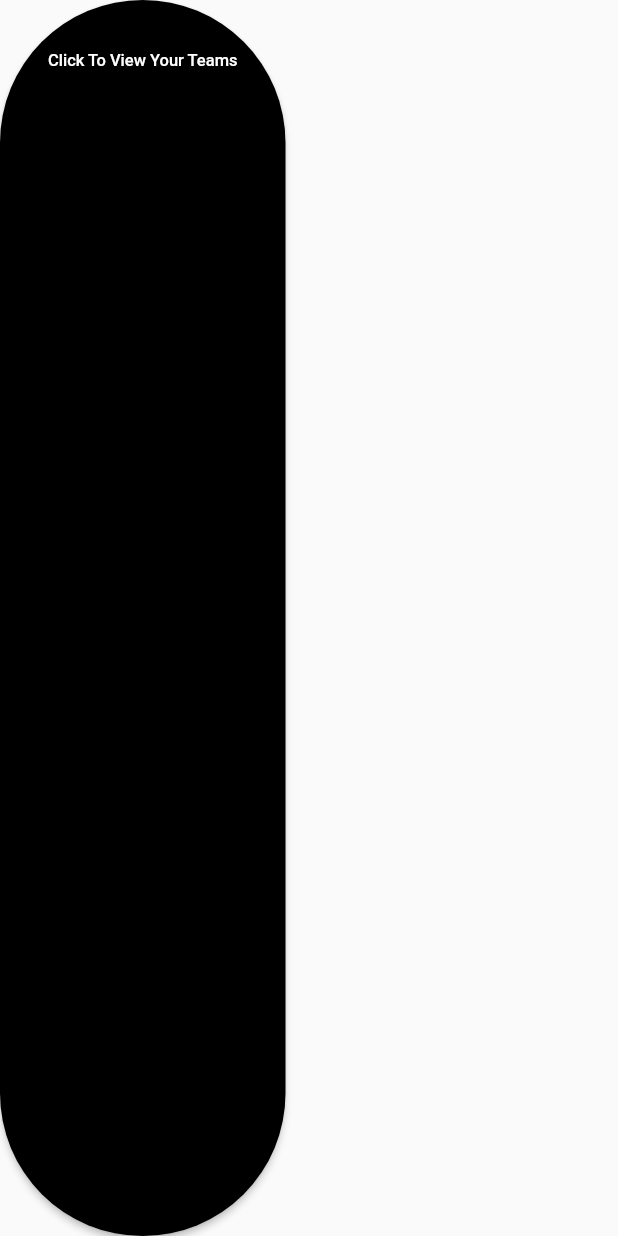
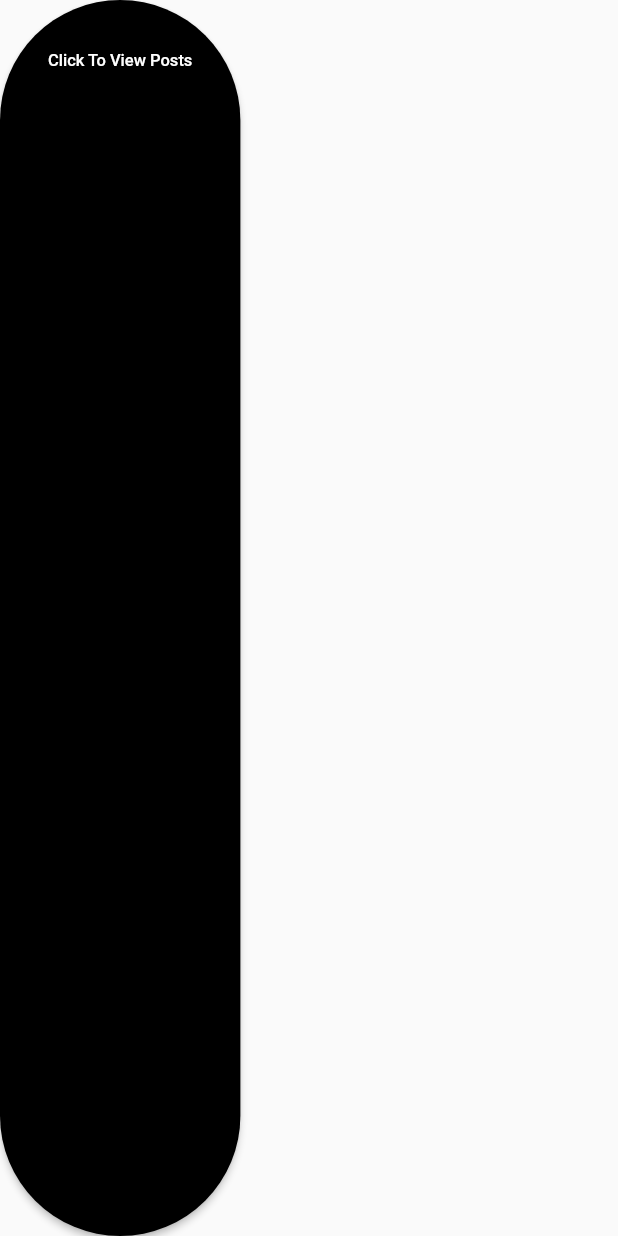
Before and after one commit to Himanshusha673/Teamova, a Flutter app: the ButtonWidget widget shown alone on an empty page, opened directly with empty values, on a phone screen of 412 x 824 dp. Run offline on Flutter 3.47's test engine with Material 2 defaults, Android fonts, the phone set to English and light mode, and no system bars; our stand-ins replace cloud_firestore, firebase_auth, firebase_core, firebase_storage, flutter_svg, fluttertoast and 2 more; missing offline and left inert: flutter_chip_tags, sign_button, snapping_sheet; accounts and stored records are empty; network calls fail; project files that could hold a hidden picture were left out.

```diff
--- a/lib/screens/profile.dart
+++ b/lib/screens/profile.dart
@@ -281,7 +281,7 @@ class ButtonWidget extends StatelessWidget {
               height: 3,
             ),
             const Text(
-              "Click To View Your Teams",
+              "Click To View Posts",
               style: TextStyle(
                 // color: Colors.grey,
                 fontSize: 11,
```
